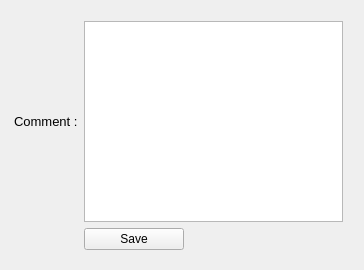
Old version of the form saving_reminder.ui in the repository whatsop/custom_saving_tool.
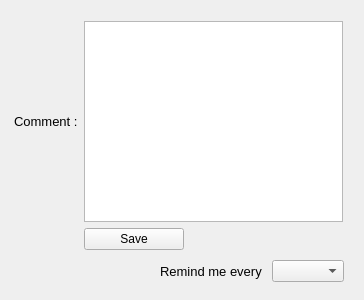
New version of the form.

Commit message: ADD feature to choose time reminder

Diff of the .ui file:
```diff
--- a/saving_reminder.ui
+++ b/saving_reminder.ui
@@ -7,7 +7,7 @@
     <x>0</x>
     <y>0</y>
     <width>364</width>
-    <height>270</height>
+    <height>300</height>
    </rect>
   </property>
   <property name="windowTitle">
@@ -59,6 +59,35 @@
     </item>
    </layout>
   </widget>
+  <widget class="QWidget" name="">
+   <property name="geometry">
+    <rect>
+     <x>160</x>
+     <y>260</y>
+     <width>184</width>
+     <height>22</height>
+    </rect>
+   </property>
+   <layout class="QHBoxLayout" name="horizontalLayout">
+    <item>
+     <widget class="QLabel" name="remindLabel">
+      <property name="font">
+       <font>
+        <pointsize>10</pointsize>
+        <weight>50</weight>
+        <bold>false</bold>
+       </font>
+      </property>
+      <property name="text">
+       <string>Remind me every :</string>
+      </property>
+     </widget>
+    </item>
+    <item>
+     <widget class="QComboBox" name="remindTimeComboBox"/>
+    </item>
+   </layout>
+  </widget>
  </widget>
  <resources/>
  <connections/>
```
The commit also changes 1 other file.
